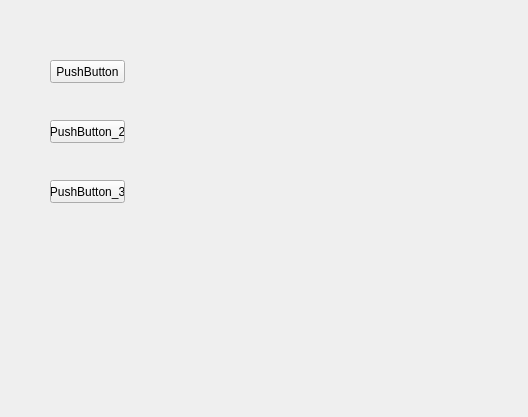
Qt form 03_01_PushButton/widget.ui (AndyWangHub/QtClass) before a commit.
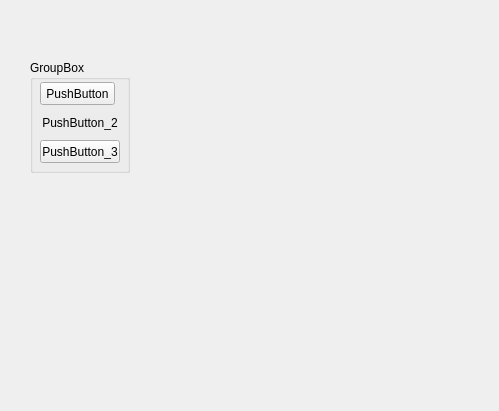
The same form after that commit.

```diff
--- a/03_01_PushButton/widget.ui
+++ b/03_01_PushButton/widget.ui
@@ -6,60 +6,85 @@
    <rect>
     <x>0</x>
     <y>0</y>
-    <width>528</width>
-    <height>417</height>
+    <width>499</width>
+    <height>411</height>
    </rect>
   </property>
   <property name="windowTitle">
    <string>Widget</string>
   </property>
-  <widget class="QPushButton" name="pushButton">
+  <widget class="QGroupBox" name="groupBox">
    <property name="geometry">
     <rect>
-     <x>50</x>
+     <x>30</x>
      <y>60</y>
-     <width>75</width>
-     <height>23</height>
+     <width>100</width>
+     <height>113</height>
     </rect>
    </property>
-   <property name="text">
-    <string>PushButton</string>
+   <property name="title">
+    <string>GroupBox</string>
    </property>
-   <property name="checkable">
-    <bool>true</bool>
-   </property>
-   <property name="flat">
-    <bool>false</bool>
-   </property>
-  </widget>
-  <widget class="QPushButton" name="pushButton_2">
-   <property name="geometry">
-    <rect>
-     <x>50</x>
-     <y>120</y>
-     <width>75</width>
-     <height>23</height>
-    </rect>
-   </property>
-   <property name="text">
-    <string>PushButton_2</string>
-   </property>
-   <property name="autoDefault">
-    <bool>false</bool>
-   </property>
-  </widget>
-  <widget class="QPushButton" name="pushButton_3">
-   <property name="geometry">
-    <rect>
-     <x>50</x>
-     <y>180</y>
-     <width>75</width>
-     <height>23</height>
-    </rect>
-   </property>
-   <property name="text">
-    <string>PushButton_3</string>
-   </property>
+   <widget class="QPushButton" name="pushButton_3">
+    <property name="geometry">
+     <rect>
+      <x>10</x>
+      <y>80</y>
+      <width>80</width>
+      <height>23</height>
+     </rect>
+    </property>
+    <property name="text">
+     <string>PushButton_3</string>
+    </property>
+   </widget>
+   <widget class="QPushButton" name="pushButton_2">
+    <property name="geometry">
+     <rect>
+      <x>10</x>
+      <y>51</y>
+      <width>80</width>
+      <height>23</height>
+     </rect>
+    </property>
+    <property name="text">
+     <string>PushButton_2</string>
+    </property>
+    <property name="autoDefault">
+     <bool>false</bool>
+    </property>
+    <property name="flat">
+     <bool>true</bool>
+    </property>
+   </widget>
+   <widget class="QPushButton" name="pushButton">
+    <property name="geometry">
+     <rect>
+      <x>10</x>
+      <y>22</y>
+      <width>75</width>
+      <height>23</height>
+     </rect>
+    </property>
+    <property name="text">
+     <string>PushButton</string>
+    </property>
+    <property name="checkable">
+     <bool>true</bool>
+    </property>
+    <property name="autoRepeat">
+     <bool>false</bool>
+    </property>
+    <property name="autoDefault">
+     <bool>false</bool>
+    </property>
+    <property name="default">
+     <bool>false</bool>
+    </property>
+    <property name="flat">
+     <bool>false</bool>
+    </property>
+   </widget>
   </widget>
  </widget>
  <resources/>
```
